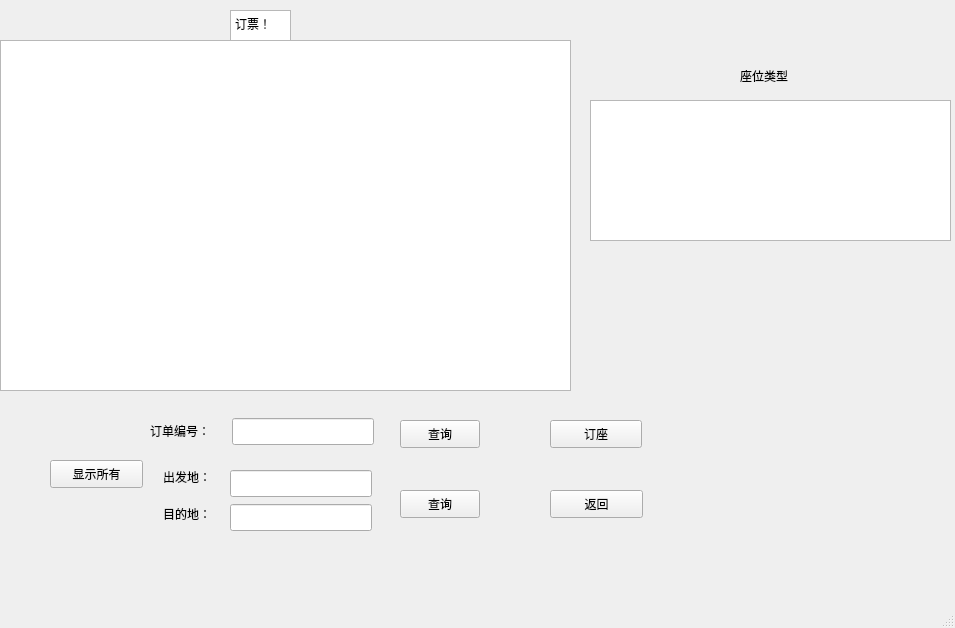
Above: Pro1 mk34/book.ui from KamChiHei/330 before the change. Below: the same form after it.
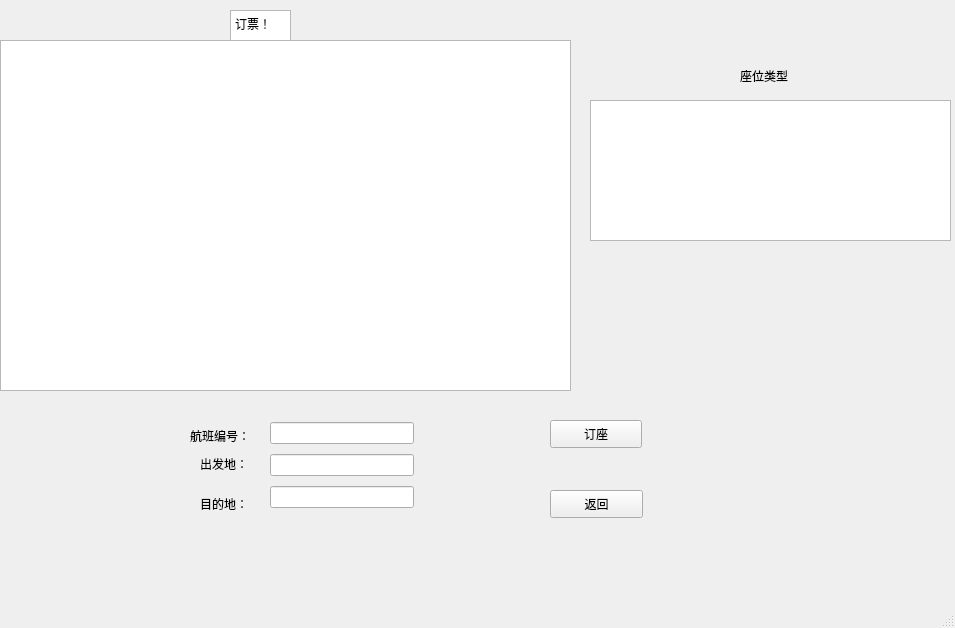
That is the form after the change.

```diff
--- a/Pro1 mk34/book.ui
+++ b/Pro1 mk34/book.ui
@@ -57,19 +57,6 @@
      </rect>
     </property>
    </widget>
-   <widget class="QPushButton" name="AllButton">
-    <property name="geometry">
-     <rect>
-      <x>50</x>
-      <y>460</y>
-      <width>93</width>
-      <height>28</height>
-     </rect>
-    </property>
-    <property name="text">
-     <string>显示所有</string>
-    </property>
-   </widget>
    <widget class="QPushButton" name="BookButton">
     <property name="geometry">
      <rect>
@@ -83,24 +70,11 @@
      <string>订座</string>
     </property>
    </widget>
-   <widget class="QLineEdit" name="tEdit">
-    <property name="geometry">
-     <rect>
-      <x>230</x>
-      <y>504</y>
-      <width>142</width>
-      <height>27</height>
-     </rect>
-    </property>
-    <property name="text">
-     <string/>
-    </property>
-   </widget>
    <widget class="QLabel" name="label_3">
     <property name="geometry">
      <rect>
-      <x>163</x>
-      <y>500</y>
+      <x>200</x>
+      <y>490</y>
       <width>60</width>
       <height>27</height>
      </rect>
@@ -109,21 +83,11 @@
      <string>目的地：</string>
     </property>
    </widget>
-   <widget class="QLineEdit" name="fEdit">
-    <property name="geometry">
-     <rect>
-      <x>230</x>
-      <y>470</y>
-      <width>142</width>
-      <height>27</height>
-     </rect>
-    </property>
-   </widget>
    <widget class="QLabel" name="label_2">
     <property name="geometry">
      <rect>
-      <x>163</x>
-      <y>463</y>
+      <x>200</x>
+      <y>450</y>
       <width>60</width>
       <height>28</height>
      </rect>
@@ -132,55 +96,6 @@
      <string>出发地：</string>
     </property>
    </widget>
-   <widget class="QPushButton" name="FindButton_ft">
-    <property name="geometry">
-     <rect>
-      <x>400</x>
-      <y>490</y>
-      <width>80</width>
-      <height>28</height>
-     </rect>
-    </property>
-    <property name="text">
-     <string>查询</string>
-    </property>
-   </widget>
-   <widget class="QLineEdit" name="flight_idEdit">
-    <property name="geometry">
-     <rect>
-      <x>232</x>
-      <y>418</y>
-      <width>142</width>
-      <height>27</height>
-     </rect>
-    </property>
-   </widget>
-   <widget class="QPushButton" name="FindButton">
-    <property name="geometry">
-     <rect>
-      <x>400</x>
-      <y>420</y>
-      <width>80</width>
-      <height>28</height>
-     </rect>
-    </property>
-    <property name="text">
-     <string>查询</string>
-    </property>
-   </widget>
-   <widget class="QLabel" name="label">
-    <property name="geometry">
-     <rect>
-      <x>150</x>
-      <y>380</y>
-      <width>75</width>
-      <height>101</height>
-     </rect>
-    </property>
-    <property name="text">
-     <string>订单编号：</string>
-    </property>
-   </widget>
    <widget class="QTableView" name="Seats_types">
     <property name="geometry">
      <rect>
@@ -204,6 +119,44 @@
      <string>座位类型</string>
     </property>
    </widget>
+   <widget class="QLabel" name="label_5">
+    <property name="geometry">
+     <rect>
+      <x>190</x>
+      <y>420</y>
+      <width>71</width>
+      <height>31</height>
+     </rect>
+    </property>
+    <property name="text">
+     <string>航班编号：</string>
+    </property>
+   </widget>
+   <widget class="QWidget" name="">
+    <property name="geometry">
+     <rect>
+      <x>270</x>
+      <y>418</y>
+      <width>144</width>
+      <height>97</height>
+     </rect>
+    </property>
+    <layout class="QVBoxLayout" name="verticalLayout">
+     <item>
+      <widget class="QLineEdit" name="flight_idEdit"/>
+     </item>
+     <item>
+      <widget class="QLineEdit" name="fEdit"/>
+     </item>
+     <item>
+      <widget class="QLineEdit" name="tEdit">
+       <property name="text">
+        <string/>
+       </property>
+      </widget>
+     </item>
+    </layout>
+   </widget>
   </widget>
   <widget class="QMenuBar" name="menubar">
    <property name="geometry">
```
Left out of the diff: 2 changed lines with no effect on the pictures.
